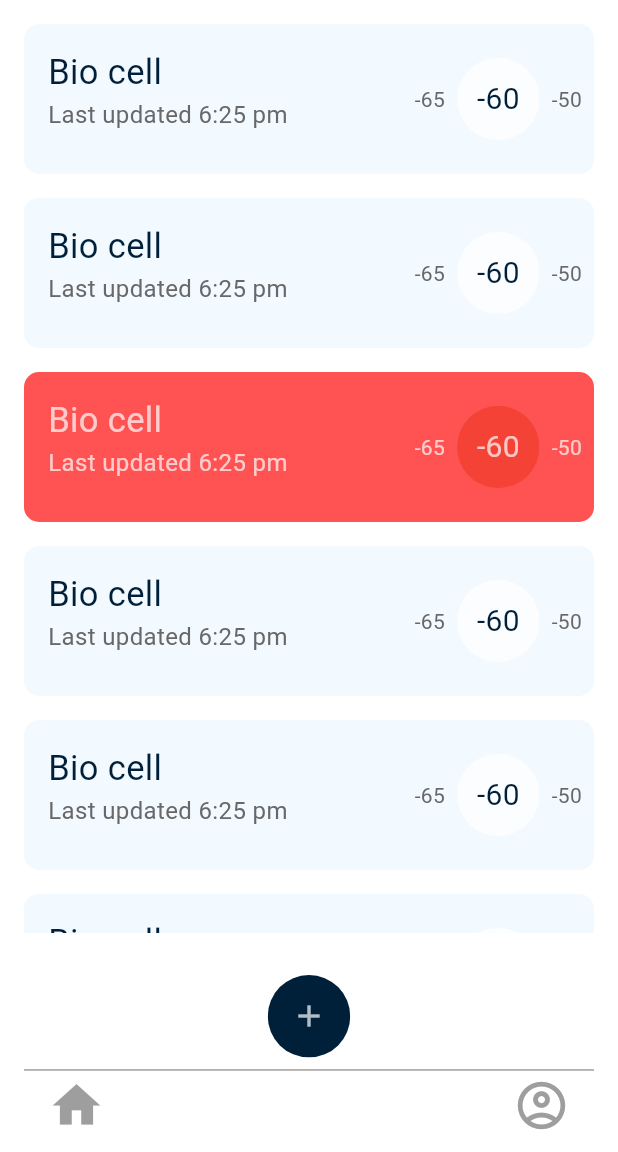
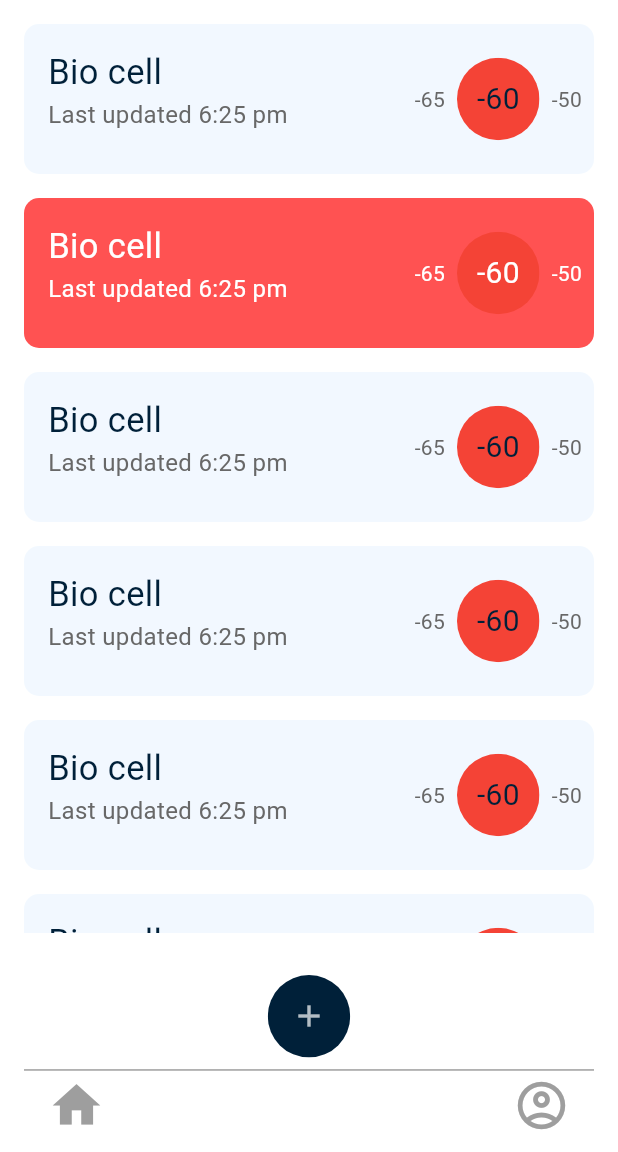
Before and after one commit to amiralimus/thermocall_amirali, a Flutter app: the screen it shows after launch, on a phone screen of 412 x 824 dp, the part 84-1236 px from its top. Run offline on Flutter 3.47's test engine with Material 3 defaults, Android fonts, the light colour scheme and no system bars.

Commit message:
the freezers errors

```diff
--- a/lib/home_page/thermocall_list/view/homepage_ui.dart
+++ b/lib/home_page/thermocall_list/view/homepage_ui.dart
@@ -13,7 +13,7 @@
   @override
   Widget build(BuildContext context) {
     return Scaffold(
-      backgroundColor: Colors.white70,
+      backgroundColor: Colors.white,
       appBar: AppBar(
         title: Row(
           children: [
@@ -38,12 +38,12 @@
         padding: const EdgeInsets.all(16),
         child: SingleChildScrollView(
           child: Column(children: [
-            Freezers(),
-            Freezers(),
-            FreezerRed(),
-            Freezers(),
-            Freezers(),
-            Freezers(),
+            Freezers(errorfreezwes: false,),
+            Freezers(errorfreezwes: true,),
+            Freezers(errorfreezwes: false,),
+            Freezers(errorfreezwes: false,),
+            Freezers(errorfreezwes: false,),
+            Freezers(errorfreezwes: false,),
           ]),
         ),
       ),
--- a/lib/home_page/thermocall_list/view/the_freezers.dart
+++ b/lib/home_page/thermocall_list/view/the_freezers.dart
@@ -2,13 +2,17 @@
 import 'package:flutter/material.dart';
 
 class Freezers extends StatefulWidget {
-  const Freezers({super.key});
+  final bool errorfreezwes;
+
+  const Freezers({Key? key, required this.errorfreezwes}) : super(key: key);
 
   @override
   State<Freezers> createState() => _FreezersState();
 }
 
 class _FreezersState extends State<Freezers> {
+  bool get errorfreezwes => widget.errorfreezwes;
+
   @override
   Widget build(BuildContext context) {
     return Padding(
@@ -16,7 +20,7 @@
       child: ClipRRect(
         borderRadius: BorderRadius.circular(10),
         child: Container(
-          color: Color(0xf1f90ff),
+          color: errorfreezwes ? Colors.redAccent : Color(0xf1f90ff),
           height: 100,
           child: Row(
             children: [
@@ -27,83 +31,11 @@
                   children: [
                     Text(
                       'Bio cell',
-                      style: TextStyle(color: Color(0xff002039), fontSize: 23),
+                      style: TextStyle(color:errorfreezwes ? Colors.white : Color(0xff002039), fontSize: 23),
                     ),
                     Text(
                       'Last updated 6:25 pm',
-                      style: TextStyle(color: Color(0xff686868), fontSize: 16),
-                    )
-                  ],
-                ),
-              ),
-          Spacer(),
-              Padding(
-                padding: const EdgeInsets.only(right: 8.0),
-                child: Text(
-                  '-65',
-                  style: TextStyle(color: Color(0xff686868)),
-                ),
-              ),
-              ClipRRect(
-                borderRadius: BorderRadius.circular(100),
-                child: Container(
-                  height: 55,
-                  width: 55,
-                  color: Colors.white70,
-                  child: Center(
-                    child: Text(
-                      '-60',
-                      style: TextStyle(fontSize: 20, color: Color(0xff002039)),
-                    ),
-                  ),
-                ),
-              ),
-              Padding(
-                padding: const EdgeInsets.only(right: 8.0,left: 8),
-                child: Text(
-                  '-50',
-                  style: TextStyle(color: Color(0xff686868)),
-                ),
-              ),
-            ],
-          ),
-        ),
-      ),
-    );
-  }
-}
-
-class FreezerRed extends StatefulWidget {
-  const FreezerRed({super.key});
-
-  @override
-  State<FreezerRed> createState() => _FreezerRedState();
-}
-
-class _FreezerRedState extends State<FreezerRed> {
-  @override
-  Widget build(BuildContext context) {
-    return Padding(
-      padding: const EdgeInsets.only(bottom: 16),
-      child: ClipRRect(
-        borderRadius: BorderRadius.circular(10),
-        child: Container(
-          color: Colors.redAccent ,
-          height: 100,
-          child: Row(
-            children: [
-              Padding(
-                padding: const EdgeInsets.all(16),
-                child: Column(
-                  crossAxisAlignment: CrossAxisAlignment.start,
-                  children: [
-                    Text(
-                      'Bio cell',
-                      style: TextStyle(color: Colors.white70, fontSize: 23),
-                    ),
-                    Text(
-                      'Last updated 6:25 pm',
-                      style: TextStyle(color: Colors.white70, fontSize: 16),
+                      style: TextStyle(color:errorfreezwes ? Colors.white : Color(0xff686868), fontSize: 16),
                     )
                   ],
                 ),
@@ -113,7 +45,7 @@
                 padding: const EdgeInsets.only(right: 8.0),
                 child: Text(
                   '-65',
-                  style: TextStyle(color: Colors.white70),
+                  style: TextStyle(color: errorfreezwes ? Colors.white : Color(0xff686868)),
                 ),
               ),
               ClipRRect(
@@ -125,15 +57,16 @@
                   child: Center(
                     child: Text(
                       '-60',
-                      style: TextStyle(fontSize: 20, color: Colors.white70)),
+                      style: TextStyle(fontSize: 20, color: errorfreezwes ? Colors.white : Color(0xff002039)),
                     ),
                   ),
                 ),
+              ),
               Padding(
-                padding: const EdgeInsets.only(right: 8.0,left: 8),
+                padding: const EdgeInsets.only(right: 8.0, left: 8),
                 child: Text(
                   '-50',
-                  style: TextStyle(color: Colors.white70),
+                  style: TextStyle(color: errorfreezwes ? Colors.white : Color(0xff686868)),
                 ),
               ),
             ],
```
